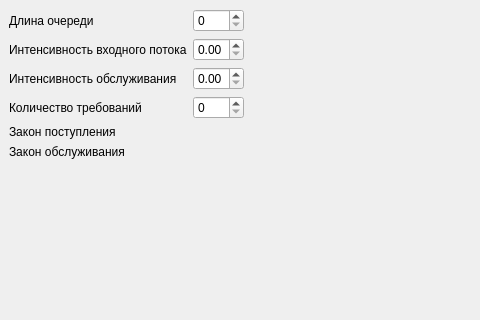
Kolyamba-mamba/net_lab2, file mainwindow.ui: the form before one commit; both pictures show x 0 to 480 and y 0 to 320 of the 958 by 629 pixel window.
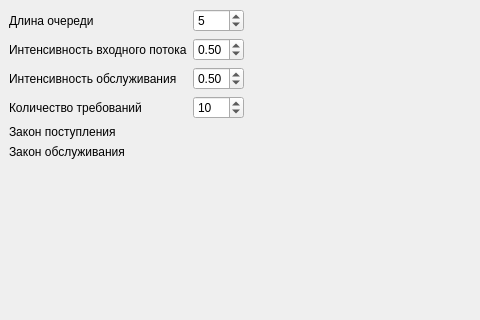
The form after the commit.

Commit message: Поправил дефолтные значения

What changed in the file:
```diff
--- a/mainwindow.ui
+++ b/mainwindow.ui
@@ -33,6 +33,9 @@
             <property name="maximum">
              <number>50</number>
             </property>
+            <property name="value">
+             <number>5</number>
+            </property>
            </widget>
           </item>
           <item row="1" column="0">
@@ -53,6 +56,9 @@
             <property name="singleStep">
              <double>0.050000000000000</double>
             </property>
+            <property name="value">
+             <double>0.500000000000000</double>
+            </property>
            </widget>
           </item>
           <item row="2" column="0">
@@ -70,6 +76,9 @@
             <property name="singleStep">
              <double>0.050000000000000</double>
             </property>
+            <property name="value">
+             <double>0.500000000000000</double>
+            </property>
            </widget>
           </item>
           <item row="3" column="0">
@@ -94,7 +103,11 @@
            </widget>
           </item>
           <item row="3" column="1">
-           <widget class="QSpinBox" name="countRequestSpinBox"/>
+           <widget class="QSpinBox" name="countRequestSpinBox">
+            <property name="value">
+             <number>10</number>
+            </property>
+           </widget>
           </item>
          </layout>
         </item>
```
